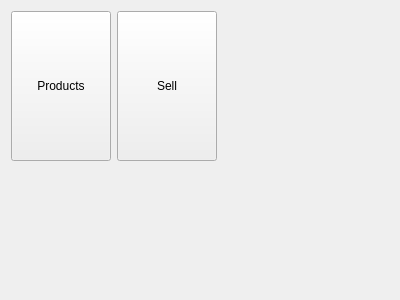
The window that widgets/home.ui (thelastpolaris/Loreley) describes before a commit, drawn with Qt 5.
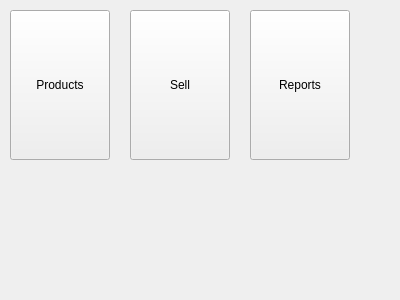
The same window after the commit.

Commit message: Introduce Reports where user can get overview of all sellings

The edit to the form file:
```diff
--- a/widgets/home.ui
+++ b/widgets/home.ui
@@ -13,34 +13,15 @@
   <property name="windowTitle">
    <string>Form</string>
   </property>
-  <layout class="QFormLayout" name="formLayout">
-   <item row="0" column="0">
-    <widget class="QPushButton" name="openProducts">
-     <property name="sizePolicy">
-      <sizepolicy hsizetype="Maximum" vsizetype="Maximum">
-       <horstretch>0</horstretch>
-       <verstretch>0</verstretch>
-      </sizepolicy>
-     </property>
-     <property name="minimumSize">
-      <size>
-       <width>100</width>
-       <height>150</height>
-      </size>
-     </property>
-     <property name="maximumSize">
-      <size>
-       <width>100</width>
-       <height>100</height>
-      </size>
-     </property>
-     <property name="text">
-      <string>Products</string>
-     </property>
-    </widget>
-   </item>
-   <item row="0" column="1">
     <widget class="QPushButton" name="openSell">
+   <property name="geometry">
+    <rect>
+     <x>130</x>
+     <y>10</y>
+     <width>100</width>
+     <height>150</height>
+    </rect>
+   </property>
      <property name="sizePolicy">
       <sizepolicy hsizetype="Maximum" vsizetype="Maximum">
        <horstretch>0</horstretch>
@@ -63,8 +44,68 @@
       <string>Sell</string>
      </property>
     </widget>
-   </item>
-  </layout>
+  <widget class="QPushButton" name="openReports">
+   <property name="geometry">
+    <rect>
+     <x>250</x>
+     <y>10</y>
+     <width>100</width>
+     <height>150</height>
+    </rect>
+   </property>
+   <property name="sizePolicy">
+    <sizepolicy hsizetype="Maximum" vsizetype="Maximum">
+     <horstretch>0</horstretch>
+     <verstretch>0</verstretch>
+    </sizepolicy>
+   </property>
+   <property name="minimumSize">
+    <size>
+     <width>100</width>
+     <height>150</height>
+    </size>
+   </property>
+   <property name="maximumSize">
+    <size>
+     <width>100</width>
+     <height>100</height>
+    </size>
+   </property>
+   <property name="text">
+    <string>Reports</string>
+   </property>
+  </widget>
+  <widget class="QPushButton" name="openProducts">
+   <property name="geometry">
+    <rect>
+     <x>10</x>
+     <y>10</y>
+     <width>100</width>
+     <height>150</height>
+    </rect>
+   </property>
+   <property name="sizePolicy">
+    <sizepolicy hsizetype="Maximum" vsizetype="Maximum">
+     <horstretch>0</horstretch>
+     <verstretch>0</verstretch>
+    </sizepolicy>
+   </property>
+   <property name="minimumSize">
+    <size>
+     <width>100</width>
+     <height>150</height>
+    </size>
+   </property>
+   <property name="maximumSize">
+    <size>
+     <width>100</width>
+     <height>100</height>
+    </size>
+   </property>
+   <property name="text">
+    <string>Products</string>
+   </property>
+  </widget>
  </widget>
  <resources/>
  <connections/>
```
Lines whose indentation alone changed are shown as unchanged. The commit also changes 18 other files.
